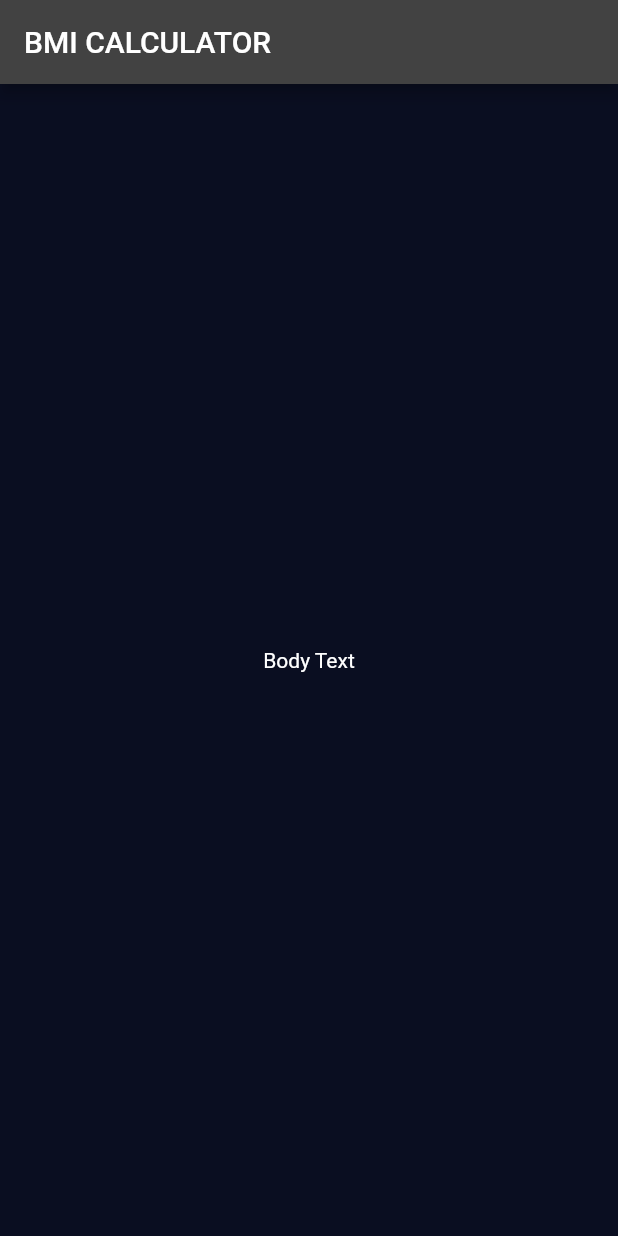
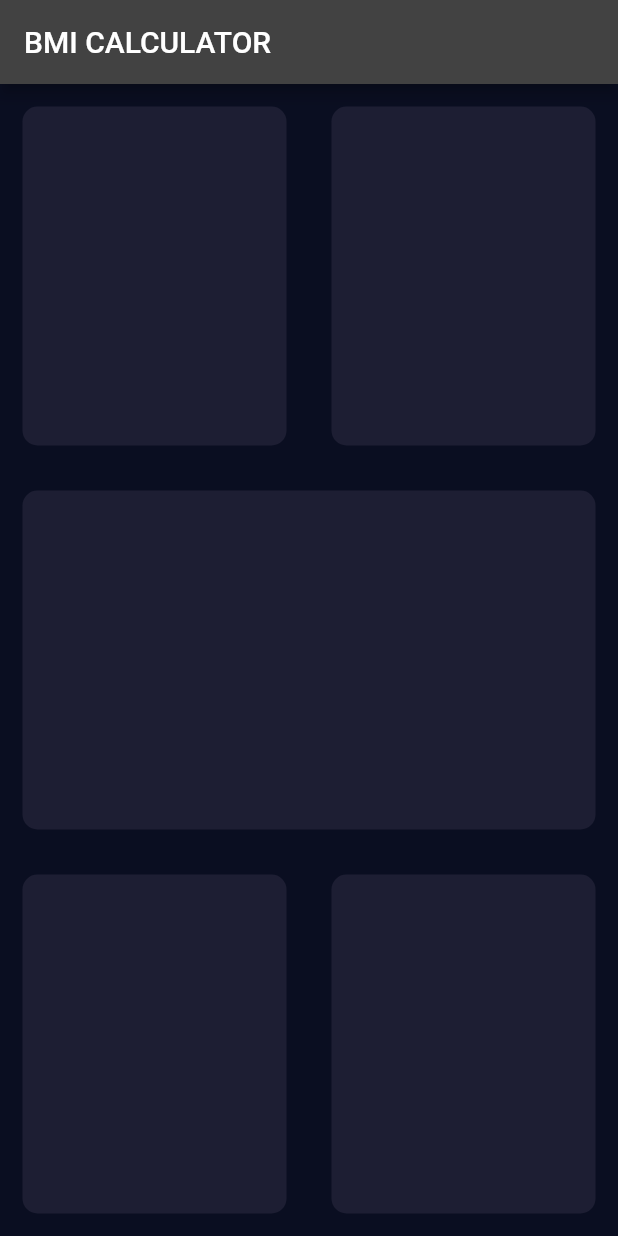
Before and after one commit to Buenaventura-Celine/BMI-Calculator, a Flutter app: the screen it shows after launch, on a phone screen of 412 x 824 dp. Run offline on Flutter 3.47's test engine with Material 2 defaults, Android fonts, the phone set to English and light mode, and no system bars.

Commit message:
Creating cards

```diff
--- a/lib/input_page.dart
+++ b/lib/input_page.dart
@@ -9,12 +9,69 @@ class _InputPageState extends State<InputPage> {
   @override
   Widget build(BuildContext context) {
     return Scaffold(
-      appBar: AppBar(
-        title: Text('BMI CALCULATOR'),
-      ),
-      body: Center(
-        child: Text('Body Text'),
-      ),
-    );
+        appBar: AppBar(
+          title: Text('BMI CALCULATOR'),
+        ),
+        body: Column(
+          children: <Widget>[
+            Expanded(
+              child: Row(
+                children: <Widget>[
+                  Expanded(
+                    child: Container(
+                      margin: EdgeInsets.all(15.0),
+                      decoration: BoxDecoration(
+                        color: Color(0xFF1D1E33),
+                        borderRadius: BorderRadius.circular(10.0),
+                      ),
+                    ),
+                  ),
+                  Expanded(
+                    child: Container(
+                      margin: EdgeInsets.all(15.0),
+                      decoration: BoxDecoration(
+                        color: Color(0xFF1D1E33),
+                        borderRadius: BorderRadius.circular(10.0),
+                      ),
+                    ),
+                  )
+                ],
+              ),
+            ),
+            Expanded(
+              child: Container(
+                margin: EdgeInsets.all(15.0),
+                decoration: BoxDecoration(
+                  color: Color(0xFF1D1E33),
+                  borderRadius: BorderRadius.circular(10.0),
+                ),
+              ),
+            ),
+            Expanded(
+              child: Row(
+                children: <Widget>[
+                  Expanded(
+                    child: Container(
+                      margin: EdgeInsets.all(15.0),
+                      decoration: BoxDecoration(
+                        color: Color(0xFF1D1E33),
+                        borderRadius: BorderRadius.circular(10.0),
+                      ),
+                    ),
+                  ),
+                  Expanded(
+                    child: Container(
+                      margin: EdgeInsets.all(15.0),
+                      decoration: BoxDecoration(
+                        color: Color(0xFF1D1E33),
+                        borderRadius: BorderRadius.circular(10.0),
+                      ),
+                    ),
+                  )
+                ],
+              ),
+            ),
+          ],
+        ));
   }
 }
```
